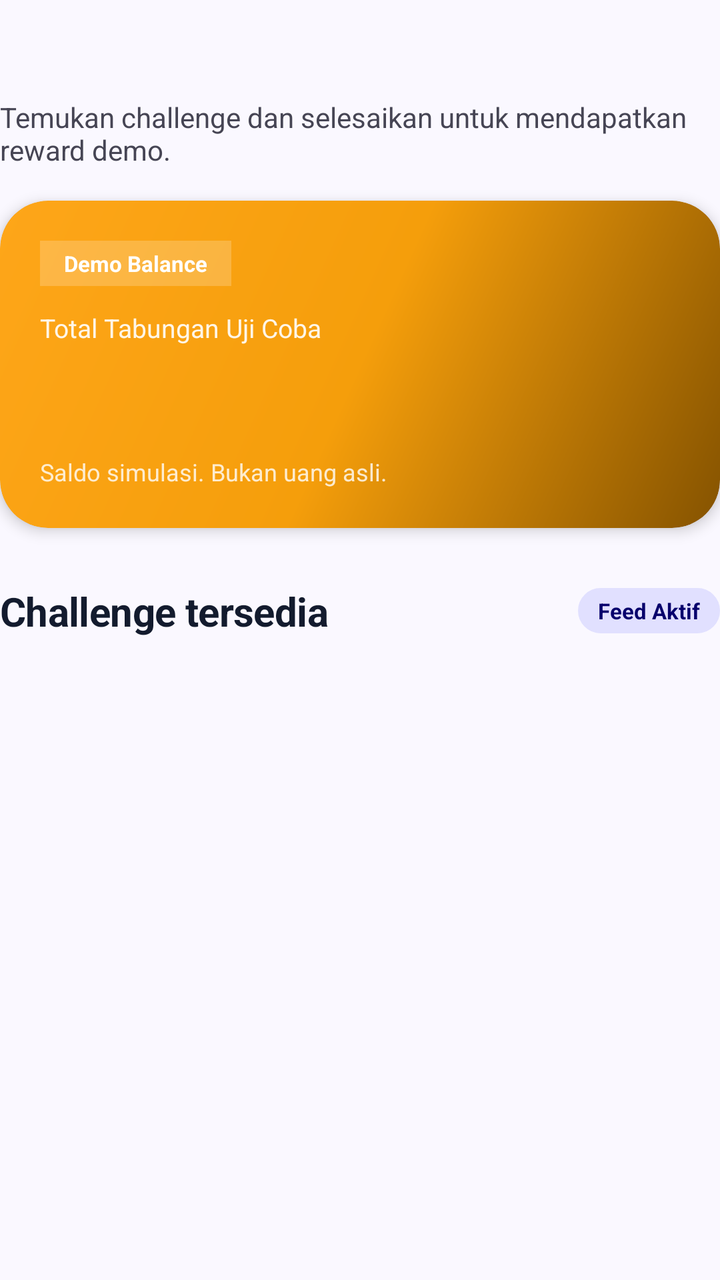
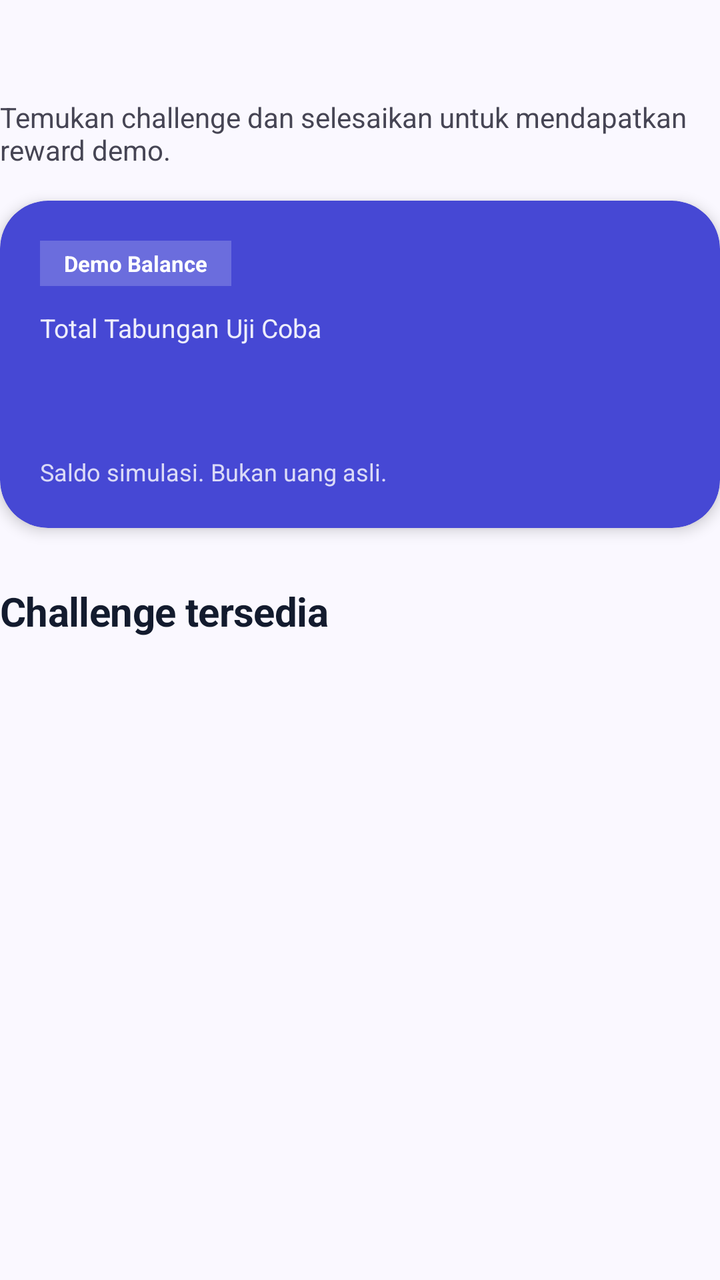

The first picture is an Android layout as it rendered before a commit; the second is the same layout after the commit. The layout source and the unified diff follow.
<!-- AndroidManifest.xml: application theme Theme.Bounty -->
<!-- res/layout/item_home_header.xml -->
<?xml version="1.0" encoding="utf-8"?>
<LinearLayout xmlns:android="http://schemas.android.com/apk/res/android"
    android:layout_width="match_parent"
    android:layout_height="wrap_content"
    android:orientation="vertical"
    android:paddingBottom="8dp">

    
    <LinearLayout
        android:layout_width="match_parent"
        android:layout_height="wrap_content"
        android:orientation="vertical"
        android:paddingTop="8dp">

        <TextView
            android:id="@+id/welcome_text"
            style="@style/BountyHeading"
            android:textSize="26sp"
            android:textStyle="bold"
            android:letterSpacing="-0.02" />

        <TextView
            style="@style/BountyBody"
            android:layout_marginTop="6dp"
            android:textSize="14sp"
            android:textColor="@color/bounty_text_secondary"
            android:text="@string/home_description" />
    </LinearLayout>

    
    <include layout="@layout/component_demo_balance" />

    
    <LinearLayout
        android:layout_width="match_parent"
        android:layout_height="wrap_content"
        android:orientation="horizontal"
        android:gravity="center_vertical"
        android:layout_marginTop="28dp"
        android:layout_marginBottom="12dp">

        <TextView
            style="@style/BountySection"
            android:layout_width="0dp"
            android:layout_weight="1"
            android:textSize="20sp"
            android:textStyle="bold"
            android:text="@string/available_challenges" />

        <TextView
            android:layout_width="wrap_content"
            android:layout_height="wrap_content"
            android:background="@drawable/bg_reward"
            android:backgroundTint="@color/bounty_primary_fixed"
            android:textColor="@color/bounty_on_primary_fixed"
            android:text="Feed Aktif"
            android:textSize="11sp"
            android:textStyle="bold"
            android:paddingHorizontal="10dp"
            android:paddingVertical="4dp" />
    </LinearLayout>

    
    <LinearLayout
        android:id="@+id/home_empty_container"
        android:layout_width="match_parent"
        android:layout_height="wrap_content"
        android:orientation="vertical"
        android:gravity="center"
        android:paddingVertical="28dp"
        android:paddingHorizontal="20dp"
        android:visibility="gone">

        <ImageView
            android:layout_width="80dp"
            android:layout_height="80dp"
            android:src="@drawable/ic_sad_robot"
            android:contentDescription="@null"
            android:importantForAccessibility="no" />

        <TextView
            android:id="@+id/feed_message"
            android:accessibilityLiveRegion="polite"
            style="@style/BountyBody"
            android:layout_marginTop="14dp"
            android:gravity="center"
            android:textSize="14sp"
            android:textColor="@color/bounty_text_secondary"
            android:lineSpacingExtra="2dp"
            android:text="@string/no_available_challenges" />

        <com.google.android.material.button.MaterialButton
            android:id="@+id/home_create_challenge"
            style="@style/BountyButton"
            android:layout_width="wrap_content"
            android:layout_height="wrap_content"
            android:layout_marginTop="18dp"
            android:minHeight="48dp"
            android:paddingHorizontal="24dp"
            android:textSize="14sp"
            android:text="+ Buat Challenge Pertama" />
    </LinearLayout>
</LinearLayout>
<!-- res/layout/component_demo_balance.xml (included above) -->
<?xml version="1.0" encoding="utf-8"?>
<com.google.android.material.card.MaterialCardView xmlns:android="http://schemas.android.com/apk/res/android"
    xmlns:app="http://schemas.android.com/apk/res-auto"
    android:layout_width="match_parent"
    android:layout_height="wrap_content"
    android:layout_marginTop="16dp"
    app:cardCornerRadius="24dp"
    app:cardElevation="4dp"
    app:strokeWidth="0dp"
    app:cardBackgroundColor="@android:color/transparent">

    <FrameLayout
        android:layout_width="match_parent"
        android:layout_height="wrap_content"
        android:background="@drawable/bg_balance_card"
        android:padding="20dp">

        <LinearLayout
            android:layout_width="match_parent"
            android:layout_height="wrap_content"
            android:orientation="vertical">

            
            <LinearLayout
                android:layout_width="wrap_content"
                android:layout_height="wrap_content"
                android:orientation="horizontal"
                android:gravity="center_vertical"
                android:background="#33FFFFFF"
                android:paddingHorizontal="12dp"
                android:paddingVertical="4dp">

                <TextView
                    style="@style/BountyCaption"
                    android:textColor="@color/white"
                    android:textStyle="bold"
                    android:textSize="11sp"
                    android:text="@string/demo_balance_label" />
            </LinearLayout>

            <TextView
                style="@style/BountyBody"
                android:textColor="#E6FFFFFF"
                android:textSize="13sp"
                android:layout_marginTop="12dp"
                android:text="Total Tabungan Uji Coba" />

            
            <TextView
                android:id="@+id/demo_balance_amount"
                style="@style/BountyHeading"
                android:textColor="@color/white"
                android:textSize="32sp"
                android:textStyle="bold"
                android:letterSpacing="-0.02"
                android:layout_marginTop="2dp" />

            
            <TextView
                style="@style/BountyCaption"
                android:textColor="#CCFFFFFF"
                android:textSize="12sp"
                android:layout_marginTop="10dp"
                android:text="@string/demo_balance_note" />
        </LinearLayout>
    </FrameLayout>
</com.google.android.material.card.MaterialCardView>
<!-- resources referenced by this layout -->
<resources>
  <color name="bounty_on_primary_fixed">#07006C</color>
  <color name="bounty_primary_fixed">#E1E0FF</color>
  <color name="bounty_text_secondary">#464554</color>
  <color name="white">#FFFFFFFF</color>
  <!-- drawable bg_balance_card (drawable) -->
  <?xml version="1.0" encoding="utf-8"?>
  <shape xmlns:android="http://schemas.android.com/apk/res/android" android:shape="rectangle">
      <gradient
          android:angle="315"
          android:startColor="#FEA619"
          android:centerColor="#F59E0B"
          android:endColor="#855300"
          android:type="linear" />
      <corners android:radius="24dp" />
  </shape>
  <!-- drawable bg_reward (drawable) -->
  <?xml version="1.0" encoding="utf-8"?>
  <shape xmlns:android="http://schemas.android.com/apk/res/android" android:shape="rectangle">
      <solid android:color="@color/bounty_gold_bg" />
      <stroke android:width="1dp" android:color="@color/bounty_secondary_fixed" />
      <corners android:radius="999dp" />
  </shape>
  <string name="available_challenges">Challenge tersedia</string>
  <string name="demo_balance_label">Demo Balance</string>
  <string name="demo_balance_note">Saldo simulasi. Bukan uang asli.</string>
  <string name="home_description">Temukan challenge dan selesaikan untuk mendapatkan reward demo.</string>
  <string name="no_available_challenges">Challenge belum tersedia nih, jadi yang pertama untuk membuat challenge!</string>
  <style name="BountyBody">
          <item name="android:layout_width">match_parent</item>
          <item name="android:layout_height">wrap_content</item>
          <item name="android:textSize">15sp</item>
          <item name="android:textColor">?attr/colorOnSurface</item>
      </style>
  <style name="BountyCaption" parent="BountyBody">
          <item name="android:textSize">13sp</item>
          <item name="android:textColor">@color/bounty_text_secondary</item>
      </style>
  <style name="BountyHeading">
          <item name="android:layout_width">match_parent</item>
          <item name="android:layout_height">wrap_content</item>
          <item name="android:textSize">28sp</item>
          <item name="android:textStyle">bold</item>
          <item name="android:letterSpacing">-0.01</item>
          <item name="android:textColor">?attr/colorOnSurface</item>
      </style>
  <style name="BountySection" parent="BountyBody">
          <item name="android:textSize">20sp</item>
          <item name="android:textStyle">bold</item>
          <item name="android:letterSpacing">-0.01</item>
      </style>
  <style name="Theme.Bounty" parent="Base.Theme.Bounty" />
  <color name="bounty_gold_bg">#FEF3C7</color>
  <color name="bounty_secondary_fixed">#FFDDB8</color>
  <color name="bounty_outline">#767586</color>
  <color name="bounty_outline_variant">#C7C4D7</color>
  <color name="bounty_surface_container">#EAEDFF</color>
  <color name="bounty_text">#131B2E</color>
  <color name="bounty_primary">#4648D4</color>
  <color name="bounty_primary_container">#6063EE</color>
  <color name="bounty_on_primary_container">#FFFBFF</color>
  <color name="bounty_secondary">#855300</color>
  <color name="bounty_secondary_container">#FEA619</color>
  <color name="bounty_on_secondary_container">#684000</color>
  <color name="bounty_tertiary">#006C49</color>
  <color name="bounty_tertiary_container">#00885D</color>
  <color name="bounty_background">#FAF8FF</color>
  <color name="bounty_surface">#FFFFFF</color>
  <style name="BountyDialogShape">
          <item name="cornerFamily">rounded</item>
          <item name="cornerSize">24dp</item>
      </style>
  <style name="BountyDialogButton" parent="Widget.Material3.Button.TextButton.Dialog">
          <item name="android:textColor">@color/bounty_primary</item>
          <item name="android:textStyle">bold</item>
      </style>
  <!-- unchanged entries left out for length: 4 -->
</resources>

<!-- the commit's change to res/layout/item_home_header.xml (unified diff, before → after) -->
@@ -41,23 +41,11 @@
 
         <TextView
             style="@style/BountySection"
-            android:layout_width="0dp"
-            android:layout_weight="1"
+            android:layout_width="match_parent"
+            android:layout_height="wrap_content"
             android:textSize="20sp"
             android:textStyle="bold"
             android:text="@string/available_challenges" />
-
-        <TextView
-            android:layout_width="wrap_content"
-            android:layout_height="wrap_content"
-            android:background="@drawable/bg_reward"
-            android:backgroundTint="@color/bounty_primary_fixed"
-            android:textColor="@color/bounty_on_primary_fixed"
-            android:text="Feed Aktif"
-            android:textSize="11sp"
-            android:textStyle="bold"
-            android:paddingHorizontal="10dp"
-            android:paddingVertical="4dp" />
     </LinearLayout>
 
     
<!-- resource entries referenced after the edit -->
@@ -1,26 +1,12 @@
 <!-- resources referenced by this layout -->
 <resources>
-  <color name="bounty_on_primary_fixed">#07006C</color>
-  <color name="bounty_primary_fixed">#E1E0FF</color>
   <color name="bounty_text_secondary">#464554</color>
   <color name="white">#FFFFFFFF</color>
   <!-- drawable bg_balance_card (drawable) -->
   <?xml version="1.0" encoding="utf-8"?>
   <shape xmlns:android="http://schemas.android.com/apk/res/android" android:shape="rectangle">
-      <gradient
-          android:angle="315"
-          android:startColor="#FEA619"
-          android:centerColor="#F59E0B"
-          android:endColor="#855300"
-          android:type="linear" />
+      <solid android:color="@color/bounty_primary" />
       <corners android:radius="24dp" />
-  </shape>
-  <!-- drawable bg_reward (drawable) -->
-  <?xml version="1.0" encoding="utf-8"?>
-  <shape xmlns:android="http://schemas.android.com/apk/res/android" android:shape="rectangle">
-      <solid android:color="@color/bounty_gold_bg" />
-      <stroke android:width="1dp" android:color="@color/bounty_secondary_fixed" />
-      <corners android:radius="999dp" />
   </shape>
   <string name="available_challenges">Challenge tersedia</string>
   <string name="demo_balance_label">Demo Balance</string>
@@ -51,8 +37,6 @@
           <item name="android:letterSpacing">-0.01</item>
       </style>
   <style name="Theme.Bounty" parent="Base.Theme.Bounty" />
-  <color name="bounty_gold_bg">#FEF3C7</color>
-  <color name="bounty_secondary_fixed">#FFDDB8</color>
   <color name="bounty_outline">#767586</color>
   <color name="bounty_outline_variant">#C7C4D7</color>
   <color name="bounty_surface_container">#EAEDFF</color>
